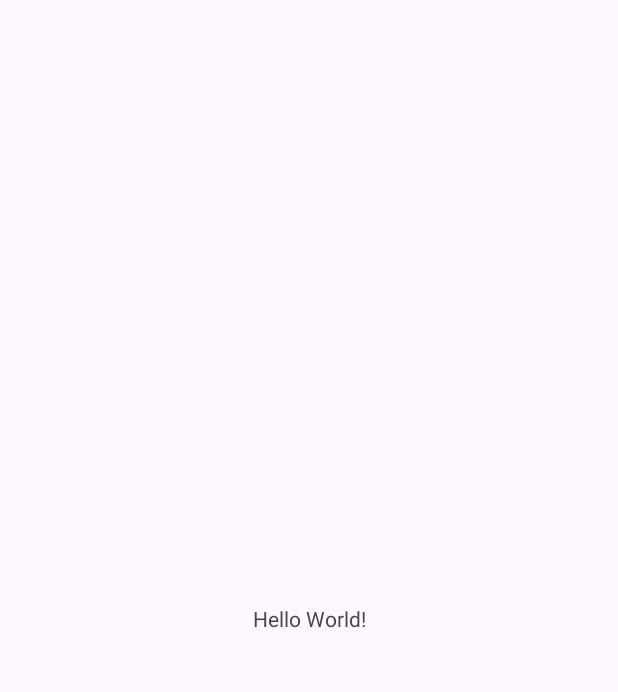
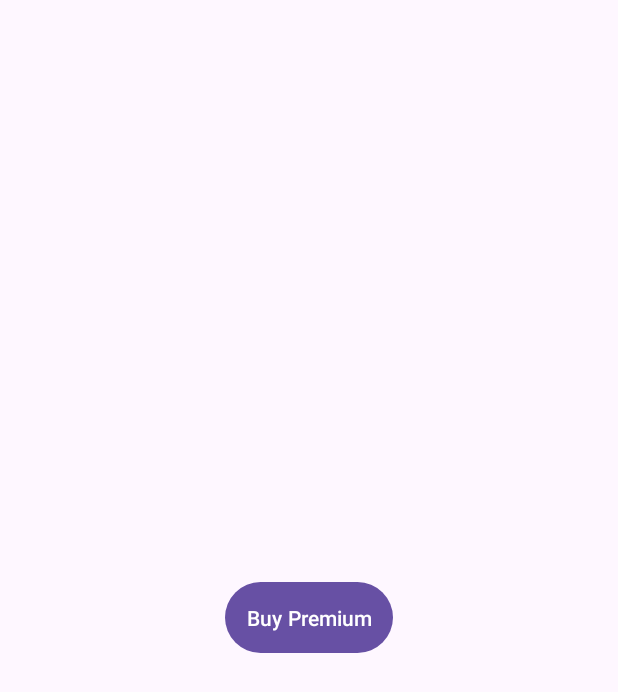
Before and after one commit to developersvsp-dev/bondly, an Android app: the screen it shows after launch (MainActivity), on a phone screen of 412 x 824 dp. Before the commit the part shown is almost empty. Shown: the top 692 px of the screen. Run offline under Robolectric (Android 15) with nearby library versions, the phone set to English and light mode, and no system bars; libraries missing offline, so code that uses them is left out: com.android.billingclient; 2 statements that could not run were skipped.

```diff
--- a/app/build.gradle
+++ b/app/build.gradle
@@ -15,7 +15,9 @@ android {
 
         testInstrumentationRunner "androidx.test.runner.AndroidJUnitRunner"
     }
+    signingConfigs {
 
+    }
     buildTypes {
         release {
             minifyEnabled false
@@ -37,4 +39,5 @@ dependencies {
     testImplementation libs.junit
     androidTestImplementation libs.ext.junit
     androidTestImplementation libs.espresso.core
+    implementation 'com.android.billingclient:billing:8.1.0'
 }
--- a/app/src/main/AndroidManifest.xml
+++ b/app/src/main/AndroidManifest.xml
@@ -1,7 +1,7 @@
 <?xml version="1.0" encoding="utf-8"?>
 <manifest xmlns:android="http://schemas.android.com/apk/res/android"
     xmlns:tools="http://schemas.android.com/tools">
-
+    <uses-permission android:name="com.android.vending.BILLING" />
     <application
         android:allowBackup="true"
         android:dataExtractionRules="@xml/data_extraction_rules"
--- a/app/src/main/java/com/vaibhav/bondly/MainActivity.java
+++ b/app/src/main/java/com/vaibhav/bondly/MainActivity.java
@@ -1,24 +1,169 @@
 package com.vaibhav.bondly;
 
+import androidx.appcompat.app.AppCompatActivity;
 import android.os.Bundle;
+import android.util.Log;
+import android.widget.Button;
+import android.widget.Toast;
 
-import androidx.activity.EdgeToEdge;
-import androidx.appcompat.app.AppCompatActivity;
-import androidx.core.graphics.Insets;
-import androidx.core.view.ViewCompat;
-import androidx.core.view.WindowInsetsCompat;
+import com.android.billingclient.api.*;
+
+import java.util.ArrayList;
+import java.util.List;
 
 public class MainActivity extends AppCompatActivity {
+
+    private BillingClient billingClient;
+    private ProductDetails productDetails;
+
+    private static final String PRODUCT_ID = "monthly_premium";
 
     @Override
     protected void onCreate(Bundle savedInstanceState) {
         super.onCreate(savedInstanceState);
-        EdgeToEdge.enable(this);
         setContentView(R.layout.activity_main);
-        ViewCompat.setOnApplyWindowInsetsListener(findViewById(R.id.main), (v, insets) -> {
-            Insets systemBars = insets.getInsets(WindowInsetsCompat.Type.systemBars());
-            v.setPadding(systemBars.left, systemBars.top, systemBars.right, systemBars.bottom);
-            return insets;
+
+        Button buyBtn = findViewById(R.id.btnBuyPremium);
+
+        // -------------------------------
+        // 1️⃣ Setup Billing Client
+        // -------------------------------
+        billingClient = BillingClient.newBuilder(this)
+                .enablePendingPurchases(
+                        PendingPurchasesParams.newBuilder()
+                                .enableOneTimeProducts()
+                                .build()
+                )
+                .setListener(purchasesUpdatedListener)
+                .build();
+
+        // -------------------------------
+        // 2️⃣ Start Billing Connection
+        // -------------------------------
+        billingClient.startConnection(new BillingClientStateListener() {
+            @Override
+            public void onBillingSetupFinished(BillingResult billingResult) {
+                if (billingResult.getResponseCode() == BillingClient.BillingResponseCode.OK) {
+                    Log.d("IAP", "Billing connected!");
+                    queryProduct();
+                } else {
+                    Log.e("IAP", "Billing setup failed: " + billingResult.getDebugMessage());
+                }
+            }
+
+            @Override
+            public void onBillingServiceDisconnected() {
+                Log.e("IAP", "Billing disconnected!");
+            }
+        });
+
+        // -------------------------------
+        // 3️⃣ Buy Button Click
+        // -------------------------------
+        buyBtn.setOnClickListener(v -> {
+            if (productDetails != null) {
+                startPurchase();
+            } else {
+                Toast.makeText(this, "Product not loaded yet", Toast.LENGTH_SHORT).show();
+            }
         });
     }
+
+    // -------------------------------
+    // 4️⃣ Query Product
+    // -------------------------------
+    private void queryProduct() {
+
+        List<QueryProductDetailsParams.Product> productList = new ArrayList<>();
+        productList.add(
+                QueryProductDetailsParams.Product.newBuilder()
+                        .setProductId(PRODUCT_ID)
+                        .setProductType(BillingClient.ProductType.INAPP)
+                        .build()
+        );
+
+        QueryProductDetailsParams params =
+                QueryProductDetailsParams.newBuilder()
+                        .setProductList(productList)
+                        .build();
+
+        billingClient.queryProductDetailsAsync(params, new ProductDetailsResponseListener() {
+            @Override
+            public void onProductDetailsResponse(BillingResult billingResult, QueryProductDetailsResult result) {
+
+                if (billingResult.getResponseCode() == BillingClient.BillingResponseCode.OK
+                        && result.getProductDetailsList() != null
+                        && !result.getProductDetailsList().isEmpty()) {
+
+                    productDetails = result.getProductDetailsList().get(0);
+                    Log.d("IAP", "Product fetched: " + productDetails.getName());
+
+                } else {
+                    Log.e("IAP", "❌ Product not found on Play Console!");
+                }
+            }
+        });
+    }
+
+    // -------------------------------
+    // 5️⃣ Start Purchase Flow
+    // -------------------------------
+    private void startPurchase() {
+
+        BillingFlowParams.ProductDetailsParams productDetailsParams =
+                BillingFlowParams.ProductDetailsParams.newBuilder()
+                        .setProductDetails(productDetails)
+                        .build();
+
+        BillingFlowParams flowParams =
+                BillingFlowParams.newBuilder()
+                        .setProductDetailsParamsList(List.of(productDetailsParams))
+                        .build();
+
+        BillingResult result = billingClient.launchBillingFlow(this, flowParams);
+        Log.d("IAP", "Purchase launched: " + result.getDebugMessage());
+    }
+
+    // -------------------------------
+    // 6️⃣ Purchases Updated Listener
+    // -------------------------------
+    private final PurchasesUpdatedListener purchasesUpdatedListener = new PurchasesUpdatedListener() {
+        @Override
+        public void onPurchasesUpdated(BillingResult billingResult, List<Purchase> purchases) {
+
+            if (billingResult.getResponseCode() == BillingClient.BillingResponseCode.OK && purchases != null) {
+
+                for (Purchase purchase : purchases) {
+                    handlePurchase(purchase);
+                }
+
+            } else if (billingResult.getResponseCode() == BillingClient.BillingResponseCode.USER_CANCELED) {
+                Log.e("IAP", "User canceled purchase");
+            } else {
+                Log.e("IAP", "Purchase failed: " + billingResult.getDebugMessage());
+            }
+        }
+    };
+
+    // -------------------------------
+    // 7️⃣ Handle Purchase & Acknowledge
+    // -------------------------------
+    private void handlePurchase(Purchase purchase) {
+        if (purchase.getPurchaseState() == Purchase.PurchaseState.PURCHASED) {
+
+            if (!purchase.isAcknowledged()) {
+                AcknowledgePurchaseParams acknowledgePurchaseParams =
+                        AcknowledgePurchaseParams.newBuilder()
+                                .setPurchaseToken(purchase.getPurchaseToken())
+                                .build();
+
+                billingClient.acknowledgePurchase(acknowledgePurchaseParams, billingResult -> {
+                    if (billingResult.getResponseCode() == BillingClient.BillingResponseCode.OK) {
+                        Toast.makeText(MainActivity.this, "Premium Unlocked!", Toast.LENGTH_SHORT).show();
+                        Log.d("IAP", "Purchase acknowledged");
+                    }
+                });
+            }
+        }
+    }
 }
--- a/app/src/main/res/layout/activity_main.xml
+++ b/app/src/main/res/layout/activity_main.xml
@@ -1,19 +1,17 @@
 <?xml version="1.0" encoding="utf-8"?>
-<androidx.constraintlayout.widget.ConstraintLayout xmlns:android="http://schemas.android.com/apk/res/android"
-    xmlns:app="http://schemas.android.com/apk/res-auto"
-    xmlns:tools="http://schemas.android.com/tools"
+<LinearLayout xmlns:android="http://schemas.android.com/apk/res/android"
     android:id="@+id/main"
     android:layout_width="match_parent"
     android:layout_height="match_parent"
-    tools:context=".MainActivity">
+    android:gravity="center"
+    android:orientation="vertical"
+    android:padding="16dp">
 
-    <TextView
+    <Button
+        android:id="@+id/btnBuyPremium"
         android:layout_width="wrap_content"
         android:layout_height="wrap_content"
-        android:text="Hello World!"
-        app:layout_constraintBottom_toBottomOf="parent"
-        app:layout_constraintEnd_toEndOf="parent"
-        app:layout_constraintStart_toStartOf="parent"
-        app:layout_constraintTop_toTopOf="parent" />
+        android:text="Buy Premium"
+        android:padding="14dp" />
 
-</androidx.constraintlayout.widget.ConstraintLayout>
+</LinearLayout>
```
Also changed, not shown: gradle/libs.versions.toml (+7 -7 lines), 2 other files.
